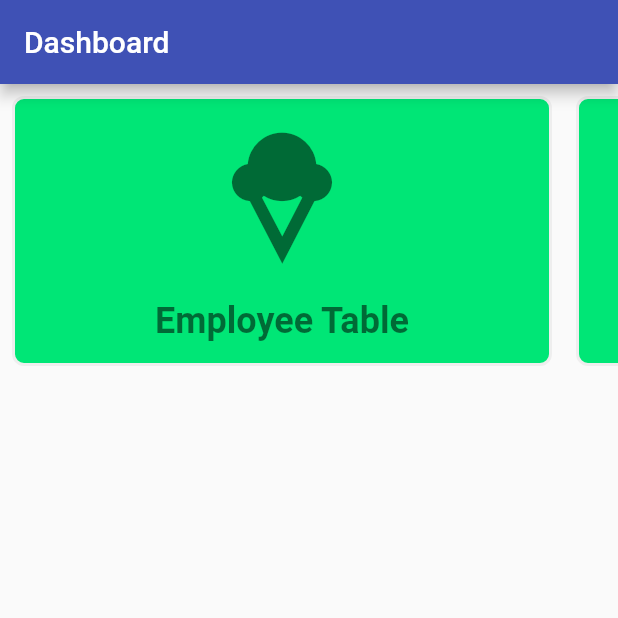
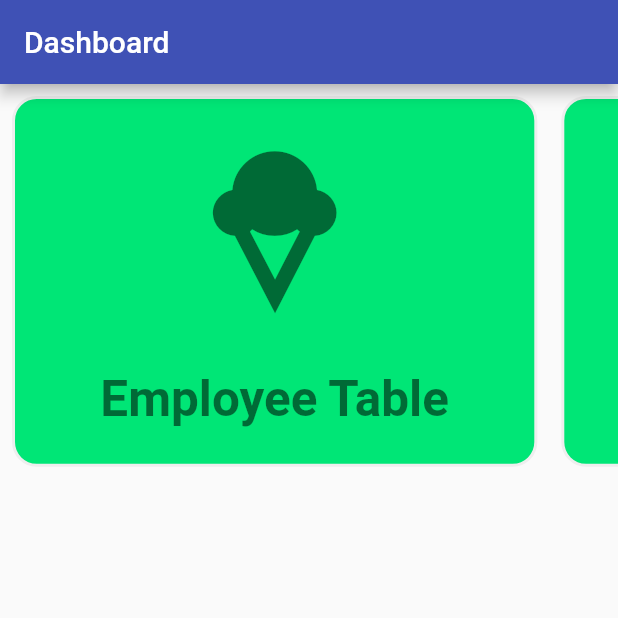
Before and after one commit to selvajo1990/learncard, a Flutter app: the screen it shows after launch, on a phone screen of 412 x 824 dp, the top half of it. Run offline on Flutter 3.47's test engine with Material 2 defaults, Android fonts, the phone set to English and light mode, and no system bars; our stand-ins replace cloud_firestore; accounts and stored records are empty.

Commit message:
handling error & ui changes

```diff
--- /dev/null
+++ b/lib/core/models/failure_model.dart
@@ -0,0 +1,10 @@
+class Failure {
+  final String errorMessage;
+
+  Failure(this.errorMessage);
+
+  @override
+  String toString() {
+    return errorMessage;
+  }
+}
--- a/lib/core/services/dashboard_service.dart
+++ b/lib/core/services/dashboard_service.dart
@@ -1,8 +1,10 @@
 import 'dart:convert';
+import 'dart:io';
 
 import 'package:cloud_firestore/cloud_firestore.dart';
 import 'package:http/http.dart' as http;
 import 'package:learncard/core/models/dashboard_model.dart';
+import 'package:learncard/core/models/failure_model.dart';
 
 class DashboardService {
   final CollectionReference _employee =
@@ -16,14 +18,16 @@ class DashboardService {
       QuerySnapshot querySnapshotEmployee = await _employee.get();
       list.add(DashboardModel.dashboardCardDetails(
           tableName: "Employee Table", totalCount: querySnapshotEmployee.size));
-
       QuerySnapshot querySnapshotEmployer = await _employer.get();
       list.add(DashboardModel.dashboardCardDetails(
           tableName: "Employer Table", totalCount: querySnapshotEmployer.size));
       return list;
+    } on SocketException {
+      throw Failure('You are not connected to internet 😒');
+    } on FirebaseException {
+      throw Failure('Firebase connection faild 🤦‍♂️');
     } catch (e) {
-      print(e.toString());
-      throw e.toString();
+      throw Failure('Unknown Exception');
     }
   }
 
--- /dev/null
+++ b/lib/ui/shared/size_helper.dart
@@ -0,0 +1,13 @@
+import 'package:flutter/material.dart';
+
+Size displaySize(BuildContext context) {
+  return MediaQuery.of(context).size;
+}
+
+double displayHeight(BuildContext context) {
+  return displaySize(context).height;
+}
+
+double displayWidth(BuildContext context) {
+  return displaySize(context).width;
+}
--- a/lib/ui/views/dashboard_view.dart
+++ b/lib/ui/views/dashboard_view.dart
@@ -1,4 +1,5 @@
 import 'package:flutter/material.dart';
+import 'package:learncard/ui/shared/size_helper.dart';
 import 'package:learncard/ui/widgets/dashboard_card.dart';
 import 'package:learncard/core/services/dashboard_service.dart';
 
@@ -19,19 +20,47 @@ class DashboardView extends StatelessWidget {
               FutureBuilder(
                 future: dashboardService.getEmployee(),
                 builder: (context, AsyncSnapshot snapshot) {
-                  if (snapshot.connectionState == ConnectionState.active &&
-                      !snapshot.hasData) {
-                    return Center(
-                      child: CircularProgressIndicator(),
+                  if (snapshot.connectionState == ConnectionState.waiting) {
+                    return Row(
+                      children: [
+                        Container(
+                          margin: EdgeInsets.all(displayHeight(context) * 0.01),
+                          height: displayHeight(context) * 0.30,
+                          width: displayWidth(context) * 0.85,
+                          child: Column(
+                            mainAxisAlignment: MainAxisAlignment.center,
+                            children: [
+                              CircularProgressIndicator(
+                                backgroundColor: Colors.redAccent,
+                                valueColor:
+                                    AlwaysStoppedAnimation(Colors.deepPurple),
+                                strokeWidth: 10,
+                              ),
+                            ],
+                          ),
+                        ),
+                      ],
                     );
-                  }
-                  if (snapshot.connectionState == ConnectionState.done &&
-                      snapshot.hasData) {
+                  } else if (snapshot.hasData) {
                     return Row(
                       children: dashboardSummaryList(snapshot),
                     );
+                  } else if (snapshot.hasError) {
+                    final error = snapshot.error;
+                    return Container(
+                      margin: EdgeInsets.all(displayHeight(context) * 0.01),
+                      height: displayHeight(context) * 0.30,
+                      width: displayWidth(context) * 0.85,
+                      child: Column(
+                        mainAxisAlignment: MainAxisAlignment.center,
+                        children: [
+                          Text(error.toString()),
+                        ],
+                      ),
+                    );
+                  } else {
+                    return Text('data');
                   }
-                  return CircularProgressIndicator();
                 },
               ),
             ],
--- a/lib/ui/widgets/dashboard_card.dart
+++ b/lib/ui/widgets/dashboard_card.dart
@@ -1,4 +1,5 @@
 import 'package:flutter/material.dart';
+import 'package:learncard/ui/shared/size_helper.dart';
 
 class DashboardDetailCard extends StatelessWidget {
   const DashboardDetailCard({
@@ -15,7 +16,8 @@ class DashboardDetailCard extends StatelessWidget {
       decoration: BoxDecoration(
         border: Border.all(color: Color(0xffeeeeee), width: 2.0),
         color: Colors.greenAccent[400],
-        borderRadius: BorderRadius.all(Radius.circular(8.0)),
+        borderRadius:
+            BorderRadius.all(Radius.circular(displayHeight(context) * 0.02)),
         boxShadow: [
           BoxShadow(
             color: Colors.white10,
@@ -26,25 +28,25 @@ class DashboardDetailCard extends StatelessWidget {
         ],
       ),
       margin: EdgeInsets.all(8),
-      height: 180,
-      width: 360,
+      height: displayHeight(context) * 0.30,
+      width: displayWidth(context) * 0.85,
       child: Column(
         mainAxisAlignment: MainAxisAlignment.center,
         children: [
           Center(
               child: Icon(
             Icons.icecream,
-            size: 100.0,
+            size: displayHeight(context) * 0.15,
             color: flavorColor,
           )),
           SizedBox(
-            height: 20.0,
+            height: displayHeight(context) * 0.04,
           ),
           Text(
             flavor,
             style: TextStyle(
                 fontWeight: FontWeight.bold,
-                fontSize: 24.0,
+                fontSize: displayHeight(context) * 0.04,
                 color: flavorColor),
           ),
         ],
```
